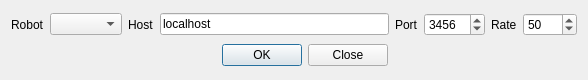
krishauser/Klampt, file Main/SimTestQt/connectserial.ui: the form before one commit.
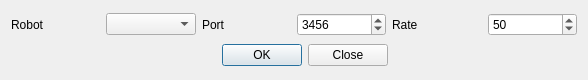
The form after the commit.

Diff of the .ui file:
```diff
--- a/Main/SimTestQt/connectserial.ui
+++ b/Main/SimTestQt/connectserial.ui
@@ -14,28 +14,14 @@
    <string>Connect Serial Controller</string>
   </property>
   <layout class="QGridLayout" name="gridLayout">
-   <item row="0" column="3">
-    <widget class="QLineEdit" name="line_host">
-     <property name="text">
-      <string>localhost</string>
-     </property>
-    </widget>
-   </item>
-   <item row="0" column="2">
-    <widget class="QLabel" name="label_2">
-     <property name="text">
-      <string>Host</string>
-     </property>
-    </widget>
-   </item>
-   <item row="0" column="6">
+   <item row="0" column="4">
     <widget class="QLabel" name="label_4">
      <property name="text">
       <string>Rate</string>
      </property>
     </widget>
    </item>
-   <item row="0" column="4">
+   <item row="0" column="2">
     <widget class="QLabel" name="label_3">
      <property name="text">
       <string>Port</string>
@@ -52,7 +38,7 @@
      </property>
     </widget>
    </item>
-   <item row="0" column="5">
+   <item row="0" column="3">
     <widget class="QSpinBox" name="spn_port">
      <property name="maximum">
       <number>65535</number>
@@ -62,7 +48,7 @@
      </property>
     </widget>
    </item>
-   <item row="0" column="7">
+   <item row="0" column="5">
     <widget class="QSpinBox" name="spn_rate">
      <property name="maximum">
       <number>1000</number>
@@ -72,7 +58,7 @@
      </property>
     </widget>
    </item>
-   <item row="1" column="0" colspan="8">
+   <item row="1" column="0" colspan="6">
     <layout class="QHBoxLayout" name="horizontalLayout">
      <item>
       <spacer name="horizontalSpacer">
```
